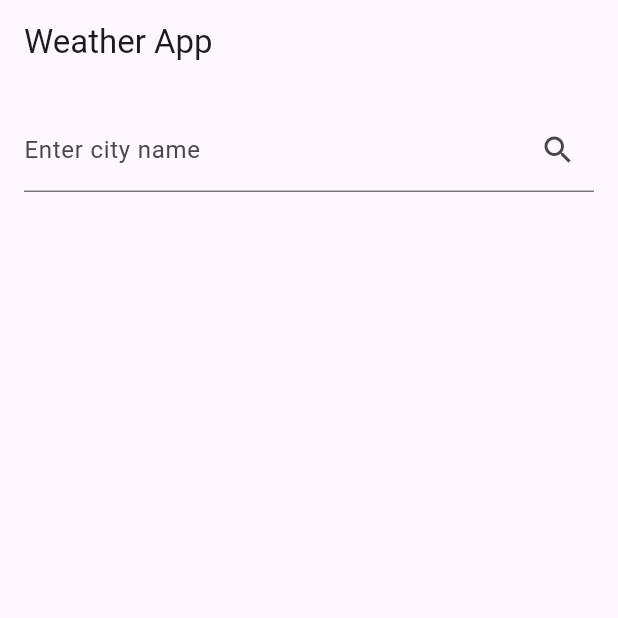
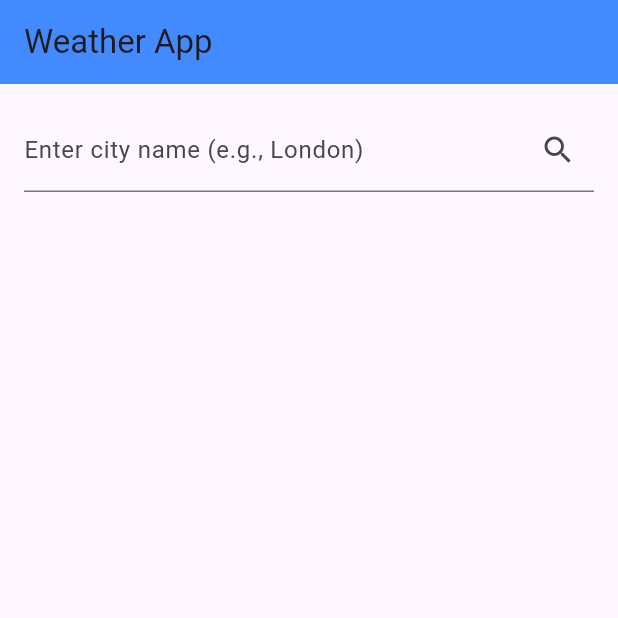
Before and after one commit to Mounir-charef/weather_now, a Flutter app: the screen it shows after launch, on a phone screen of 412 x 824 dp, the top half of it. Run offline on Flutter 3.47's test engine with Material 3 defaults, Android fonts, the phone set to English and light mode, and no system bars.

Commit message:
added weather api config (need to fix forecast endpoint)

```diff
--- a/lib/main.dart
+++ b/lib/main.dart
@@ -1,4 +1,5 @@
 import 'package:flutter/material.dart';
+import 'package:intl/intl.dart';
 import './services/weather_service.dart';
 import './models/weather_model.dart';
 
@@ -47,7 +48,10 @@ class _WeatherScreenState extends State<WeatherScreen> {
   @override
   Widget build(BuildContext context) {
     return Scaffold(
-      appBar: AppBar(title: Text('Weather App')),
+      appBar: AppBar(
+        title: Text('Weather App'),
+        backgroundColor: Colors.blueAccent,
+      ),
       body: Padding(
         padding: const EdgeInsets.all(16.0),
         child: Column(
@@ -56,27 +60,81 @@ class _WeatherScreenState extends State<WeatherScreen> {
               controller: _controller,
               onSubmitted: (_) => _fetchWeather(),
               decoration: InputDecoration(
-                labelText: 'Enter city name',
+                labelText: 'Enter city name (e.g., London)',
                 suffixIcon: IconButton(
                   icon: Icon(Icons.search),
                   onPressed: _fetchWeather,
                 ),
               ),
             ),
-            if (_isLoading) CircularProgressIndicator(),
-            if (_weatherData != null) ...[
+            if (_isLoading)
+              Center(child: CircularProgressIndicator())
+            else if (_weatherData != null)
+              Expanded(
+                child: Column(
+                  children: [
                     SizedBox(height: 20),
                     Text(
                       _weatherData!.cityName,
-                style: TextStyle(fontSize: 24, fontWeight: FontWeight.bold),
+                      style: TextStyle(
+                        fontSize: 24,
+                        fontWeight: FontWeight.bold,
+                      ),
+                    ),
+                    SizedBox(height: 10),
+                    Image.network(
+                      'https://openweathermap.org/img/wn/${_weatherData!.icon}@2x.png',
+                    ),
+                    Text(
+                      _weatherData!.description.toUpperCase(),
+                      style: TextStyle(fontSize: 18),
                     ),
                     Text(
                       'Temperature: ${_weatherData!.temperature}°C',
-                style: TextStyle(fontSize: 18),
+                      style: TextStyle(fontSize: 16),
                     ),
-              Text('Humidity: ${_weatherData!.humidity}%'),
-              Text('Precipitation: ${_weatherData!.precipitation} mm'),
+                    Text(
+                      'Humidity: ${_weatherData!.humidity}%',
+                      style: TextStyle(fontSize: 16),
+                    ),
+                    SizedBox(height: 20),
+                    Text(
+                      '7-Day Forecast',
+                      style: TextStyle(
+                        fontSize: 20,
+                        fontWeight: FontWeight.bold,
+                      ),
+                    ),
+                    Expanded(
+                      child: ListView.builder(
+                        scrollDirection: Axis.horizontal,
+                        itemCount: _weatherData!.dailyForecasts.length,
+                        itemBuilder: (context, index) {
+                          final forecast = _weatherData!.dailyForecasts[index];
+                          return Padding(
+                            padding: const EdgeInsets.all(8.0),
+                            child: Column(
+                              children: [
+                                Text(
+                                  DateFormat('EEE')
+                                      .format(forecast.date)
+                                      .toUpperCase(),
+                                ),
+                                Image.network(
+                                  'https://openweathermap.org/img/wn/${forecast.icon}@2x.png',
+                                  height: 50,
+                                ),
+                                Text('${forecast.temperature}°C'),
+                                Text(forecast.description),
                               ],
+                            ),
+                          );
+                        },
+                      ),
+                    ),
+                  ],
+                ),
+              )
           ],
         ),
       ),
--- a/lib/models/weather_model.dart
+++ b/lib/models/weather_model.dart
@@ -1,51 +1,53 @@
 class WeatherModel {
   final String cityName;
   final String description;
-  final double temperature;
-  final int humidity;
-  final double precipitation;
-  final DateTime date;
-  final List<Forecast> forecasts;
+  final num temperature;
+  final num humidity;
+  final String icon;
+  final List<Forecast> dailyForecasts;
 
   WeatherModel({
     required this.cityName,
     required this.description,
     required this.temperature,
     required this.humidity,
-    required this.precipitation,
-    required this.date,
-    required this.forecasts,
+    required this.icon,
+    required this.dailyForecasts,
   });
 
   factory WeatherModel.fromJson(Map<String, dynamic> json) {
     return WeatherModel(
-      cityName: json['name'],
+      cityName: '${json['name']}, ${json['sys']['country']}',
       description: json['weather'][0]['description'],
-      temperature: json['main']['temp'],
+      temperature: json['main']['temp'] ,
       humidity: json['main']['humidity'],
-      precipitation: json['rain']?['1h'] ?? 0.0,
-      date: DateTime.fromMillisecondsSinceEpoch(json['dt'] * 1000),
-      forecasts: (json['daily'] as List).map((f) => Forecast.fromJson(f)).toList(),
+      icon: json['weather'][0]['icon'],
+      dailyForecasts: (json['daily'] as List)
+          .map((daily) => Forecast.fromJson(daily))
+          .toList(),
     );
   }
 }
 
 class Forecast {
   final DateTime date;
+  final num temperature;
   final String description;
-  final double temperature;
+  final String icon;
 
   Forecast({
     required this.date,
+    required this.temperature,
     required this.description,
-    required this.temperature,
+    required this.icon,
   });
 
   factory Forecast.fromJson(Map<String, dynamic> json) {
     return Forecast(
       date: DateTime.fromMillisecondsSinceEpoch(json['dt'] * 1000),
+      temperature: json['main']['temp'],
       description: json['weather'][0]['description'],
-      temperature: json['temp']['day'],
+      icon: json['weather'][0]['icon'],
     );
   }
 }
```
Also changed, not shown: lib/services/weather_service.dart (+23 -8 lines). Lines whose indentation alone changed are shown as unchanged.
